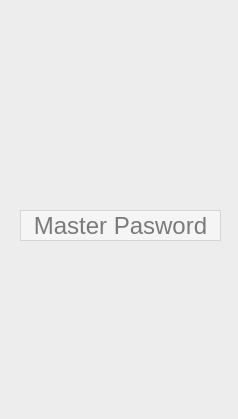
This is forms/mainwindow.ui in jwdeitch/simplesafe as Qt 5 draws it before an edit. The edited form follows.
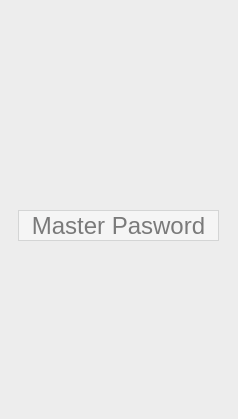
This is the edited form. Icons and pictures are not drawn.

Commit message: sys tray

```diff
--- a/forms/mainwindow.ui
+++ b/forms/mainwindow.ui
@@ -626,7 +626,7 @@
    <widget class="QLineEdit" name="masterPassword">
     <property name="geometry">
      <rect>
-      <x>20</x>
+      <x>18</x>
       <y>210</y>
       <width>201</width>
       <height>31</height>
@@ -651,7 +651,7 @@
    <widget class="QLabel" name="logoLabel">
     <property name="geometry">
      <rect>
-      <x>80</x>
+      <x>76</x>
       <y>80</y>
       <width>91</width>
       <height>91</height>
```
The commit also changes 2 other files.
